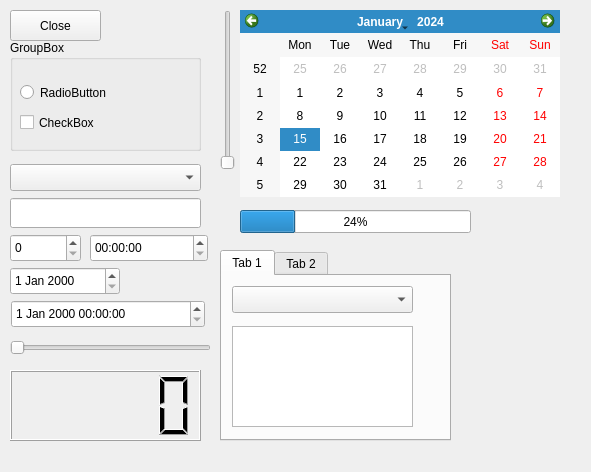
Qt form bogo2bogo/Widgets/MainWindow.ui (mjbhobe/learning_Qt) before a commit.
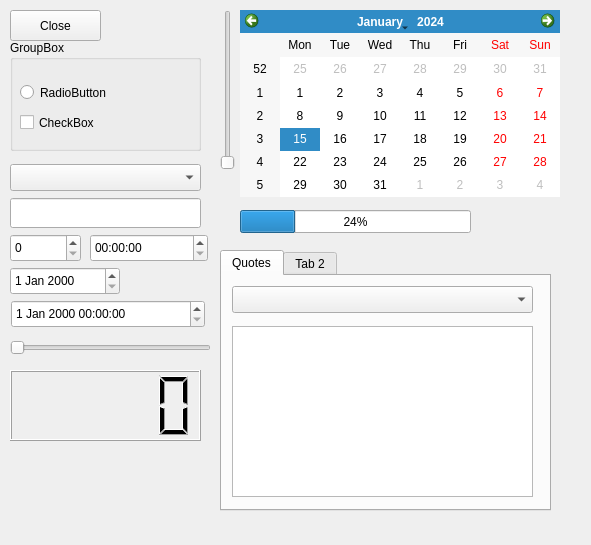
The same form after that commit.

What changed in the file:
```diff
--- a/bogo2bogo/Widgets/MainWindow.ui
+++ b/bogo2bogo/Widgets/MainWindow.ui
@@ -7,7 +7,7 @@
     <x>0</x>
     <y>0</y>
     <width>591</width>
-    <height>472</height>
+    <height>545</height>
    </rect>
   </property>
   <property name="windowTitle">
@@ -44,7 +44,7 @@
       <rect>
        <x>10</x>
        <y>40</y>
-       <width>101</width>
+       <width>161</width>
        <height>25</height>
       </rect>
      </property>
@@ -57,7 +57,7 @@
       <rect>
        <x>10</x>
        <y>70</y>
-       <width>84</width>
+       <width>161</width>
        <height>25</height>
       </rect>
      </property>
@@ -180,8 +180,8 @@
      <rect>
       <x>220</x>
       <y>250</y>
-      <width>231</width>
-      <height>191</height>
+      <width>331</width>
+      <height>261</height>
      </rect>
     </property>
     <property name="currentIndex">
@@ -189,14 +189,14 @@
     </property>
     <widget class="QWidget" name="tab">
      <attribute name="title">
-      <string>Tab 1</string>
+      <string>Quotes</string>
      </attribute>
      <widget class="QComboBox" name="comboBox_2">
       <property name="geometry">
        <rect>
         <x>10</x>
         <y>10</y>
-        <width>181</width>
+        <width>301</width>
         <height>27</height>
        </rect>
       </property>
@@ -206,8 +206,8 @@
        <rect>
         <x>10</x>
         <y>50</y>
-        <width>181</width>
-        <height>101</height>
+        <width>301</width>
+        <height>171</height>
        </rect>
       </property>
      </widget>
```
Left out of the diff: 10 changed lines with no effect on the pictures.
